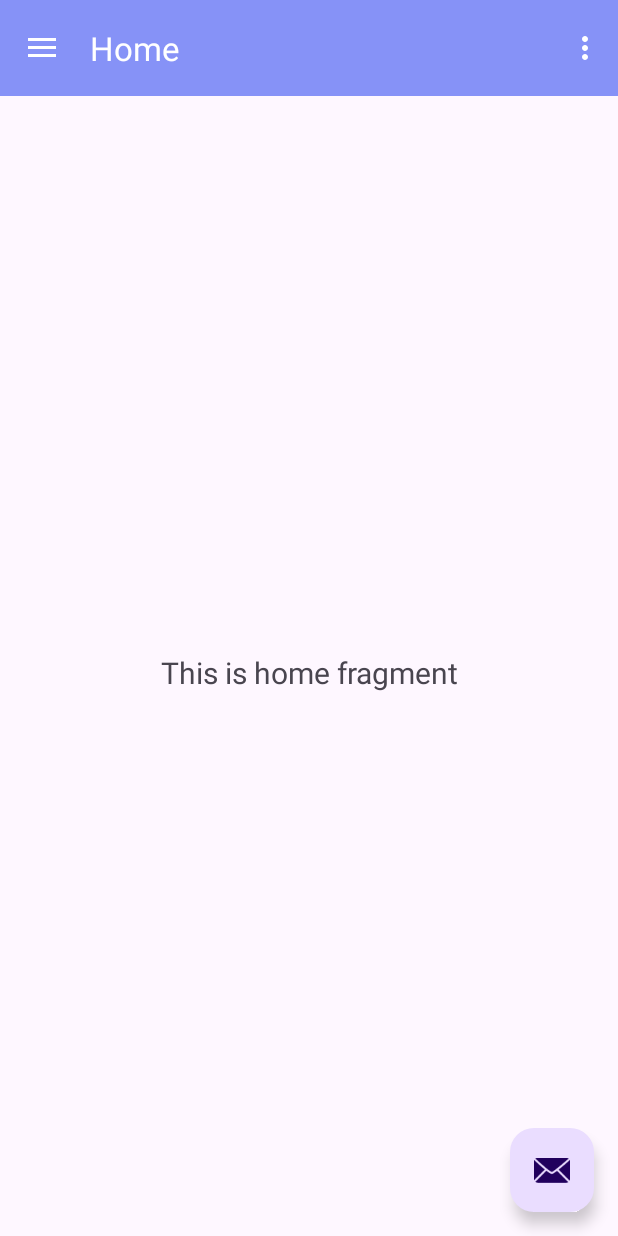
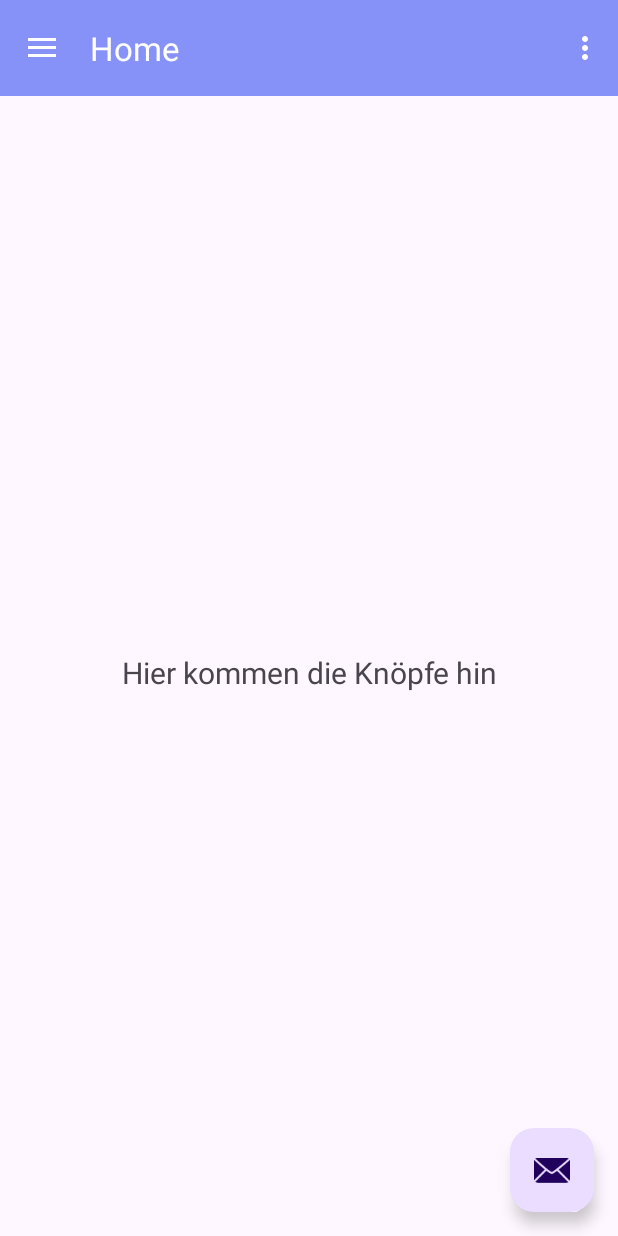
Before and after one commit to BWSuDrive/uDrive.Frontend, an Android app: the HomeActivity screen opened directly, with no data from a screen before it, on a phone screen of 412 x 824 dp. Run offline under Robolectric (Android 15) with nearby library versions, the phone set to English and light mode, and no system bars; our stand-ins replace navigation-ui.

Commit message:
Die SidePage Begriffe umbenannt (ohne Routen)

```diff
--- a/app/src/main/java/de/bws/udrive/HomeActivity.java
+++ b/app/src/main/java/de/bws/udrive/HomeActivity.java
@@ -1,6 +1,5 @@
 package de.bws.udrive;
 
-import android.content.Intent;
 import android.os.Bundle;
 import android.util.Log;
 import android.view.View;
@@ -46,7 +45,7 @@ public class HomeActivity extends AppCompatActivity {
         // Passing each menu ID as a set of Ids because each
         // menu should be considered as top level destinations.
         mAppBarConfiguration = new AppBarConfiguration.Builder(
-                R.id.nav_home, R.id.nav_gallery, R.id.nav_slideshow)
+                R.id.nav_home, R.id.nav_nachrichten, R.id.nav_stundenplan)
                 .setOpenableLayout(drawer)
                 .build();
         NavController navController = Navigation.findNavController(this, R.id.nav_host_fragment_content_home);
--- a/app/src/main/java/de/bws/udrive/ui/home/HomeViewModel.java
+++ b/app/src/main/java/de/bws/udrive/ui/home/HomeViewModel.java
@@ -10,7 +10,7 @@ public class HomeViewModel extends ViewModel {
 
     public HomeViewModel() {
         mText = new MutableLiveData<>();
-        mText.setValue("This is home fragment");
+        mText.setValue("Hier kommen die Knöpfe hin");
     }
 
     public LiveData<String> getText() {
--- /dev/null
+++ b/app/src/main/res/drawable/home.xml
@@ -0,0 +1,5 @@
+<vector android:height="24dp" android:tint="#000000"
+    android:viewportHeight="24" android:viewportWidth="24"
+    android:width="24dp" xmlns:android="http://schemas.android.com/apk/res/android">
+    <path android:fillColor="@android:color/white" android:pathData="M10,20v-6h4v6h5v-8h3L12,3 2,12h3v8z"/>
+</vector>
--- a/app/src/main/res/drawable/ic_menu_camera.xml
+++ /dev/null
@@ -1,12 +0,0 @@
-<vector xmlns:android="http://schemas.android.com/apk/res/android"
-    android:width="24dp"
-    android:height="24dp"
-    android:viewportWidth="24.0"
-    android:viewportHeight="24.0">
-    <path
-        android:fillColor="#FF000000"
-        android:pathData="M12,12m-3.2,0a3.2,3.2 0,1 1,6.4 0a3.2,3.2 0,1 1,-6.4 0" />
-    <path
-        android:fillColor="#FF000000"
-        android:pathData="M9,2L7.17,4H4c-1.1,0 -2,0.9 -2,2v12c0,1.1 0.9,2 2,2h16c1.1,0 2,-0.9 2,-2V6c0,-1.1 -0.9,-2 -2,-2h-3.17L15,2H9zm3,15c-2.76,0 -5,-2.24 -5,-5s2.24,-5 5,-5 5,2.24 5,5 -2.24,5 -5,5z" />
-</vector>
--- a/app/src/main/res/drawable/ic_menu_gallery.xml
+++ /dev/null
@@ -1,9 +0,0 @@
-<vector xmlns:android="http://schemas.android.com/apk/res/android"
-    android:width="24dp"
-    android:height="24dp"
-    android:viewportWidth="24.0"
-    android:viewportHeight="24.0">
-    <path
-        android:fillColor="#FF000000"
-        android:pathData="M22,16V4c0,-1.1 -0.9,-2 -2,-2H8c-1.1,0 -2,0.9 -2,2v12c0,1.1 0.9,2 2,2h12c1.1,0 2,-0.9 2,-2zm-11,-4l2.03,2.71L16,11l4,5H8l3,-4zM2,6v14c0,1.1 0.9,2 2,2h14v-2H4V6H2z" />
-</vector>
--- a/app/src/main/res/drawable/ic_menu_slideshow.xml
+++ /dev/null
@@ -1,9 +0,0 @@
-<vector xmlns:android="http://schemas.android.com/apk/res/android"
-    android:width="24dp"
-    android:height="24dp"
-    android:viewportWidth="24.0"
-    android:viewportHeight="24.0">
-    <path
-        android:fillColor="#FF000000"
-        android:pathData="M4,6H2v14c0,1.1 0.9,2 2,2h14v-2H4V6zm16,-4H8c-1.1,0 -2,0.9 -2,2v12c0,1.1 0.9,2 2,2h12c1.1,0 2,-0.9 2,-2V4c0,-1.1 -0.9,-2 -2,-2zm-8,12.5v-9l6,4.5 -6,4.5z" />
-</vector>
--- /dev/null
+++ b/app/src/main/res/drawable/nachrichten.xml
@@ -0,0 +1,5 @@
+<vector android:autoMirrored="true" android:height="24dp"
+    android:tint="#000000" android:viewportHeight="24"
+    android:viewportWidth="24" android:width="24dp" xmlns:android="http://schemas.android.com/apk/res/android">
+    <path android:fillColor="@android:color/white" android:pathData="M20,2L4,2c-1.1,0 -1.99,0.9 -1.99,2L2,22l4,-4h14c1.1,0 2,-0.9 2,-2L22,4c0,-1.1 -0.9,-2 -2,-2zM18,14L6,14v-2h12v2zM18,11L6,11L6,9h12v2zM18,8L6,8L6,6h12v2z"/>
+</vector>
--- /dev/null
+++ b/app/src/main/res/drawable/stundenplan.xml
@@ -0,0 +1,5 @@
+<vector android:height="24dp" android:tint="#000000"
+    android:viewportHeight="24" android:viewportWidth="24"
+    android:width="24dp" xmlns:android="http://schemas.android.com/apk/res/android">
+    <path android:fillColor="@android:color/white" android:pathData="M20,3h-1L19,1h-2v2L7,3L7,1L5,1v2L4,3c-1.1,0 -2,0.9 -2,2v16c0,1.1 0.9,2 2,2h16c1.1,0 2,-0.9 2,-2L22,5c0,-1.1 -0.9,-2 -2,-2zM20,21L4,21L4,8h16v13z"/>
+</vector>
--- a/app/src/main/res/layout/fragment_slideshow.xml
+++ b/app/src/main/res/layout/fragment_nachrichten.xml
@@ -4,10 +4,10 @@
     xmlns:tools="http://schemas.android.com/tools"
     android:layout_width="match_parent"
     android:layout_height="match_parent"
-    tools:context=".ui.slideshow.SlideshowFragment">
+    tools:context=".ui.nachrichten.NachrichtenFragment">
 
     <TextView
-        android:id="@+id/text_slideshow"
+        android:id="@+id/text_nachrichten"
         android:layout_width="match_parent"
         android:layout_height="wrap_content"
         android:layout_marginStart="8dp"
--- a/app/src/main/res/layout/fragment_gallery.xml
+++ b/app/src/main/res/layout/fragment_stundenplan.xml
@@ -4,10 +4,10 @@
     xmlns:tools="http://schemas.android.com/tools"
     android:layout_width="match_parent"
     android:layout_height="match_parent"
-    tools:context=".ui.gallery.GalleryFragment">
+    tools:context=".ui.stundenplan.StundenplanFragment">
 
     <TextView
-        android:id="@+id/text_gallery"
+        android:id="@+id/text_stundenplan"
         android:layout_width="match_parent"
         android:layout_height="wrap_content"
         android:layout_marginStart="8dp"
--- a/app/src/main/res/menu/activity_main_drawer.xml
+++ b/app/src/main/res/menu/activity_main_drawer.xml
@@ -6,15 +6,15 @@
     <group android:checkableBehavior="single">
         <item
             android:id="@+id/nav_home"
-            android:icon="@drawable/ic_menu_camera"
+            android:icon="@drawable/home"
             android:title="@string/menu_home" />
         <item
-            android:id="@+id/nav_gallery"
-            android:icon="@drawable/ic_menu_gallery"
+            android:id="@+id/nav_nachrichten"
+            android:icon="@drawable/nachrichten"
             android:title="@string/menu_gallery" />
         <item
-            android:id="@+id/nav_slideshow"
-            android:icon="@drawable/ic_menu_slideshow"
+            android:id="@+id/nav_stundenplan"
+            android:icon="@drawable/stundenplan"
             android:title="@string/menu_slideshow" />
     </group>
 </menu>
--- a/app/src/main/res/navigation/mobile_navigation.xml
+++ b/app/src/main/res/navigation/mobile_navigation.xml
@@ -12,14 +12,14 @@
         tools:layout="@layout/fragment_home" />
 
     <fragment
-        android:id="@+id/nav_gallery"
-        android:name="de.bws.udrive.ui.gallery.GalleryFragment"
+        android:id="@+id/nav_nachrichten"
+        android:name="de.bws.udrive.ui.nachrichten.NachrichtenFragment"
         android:label="@string/menu_gallery"
-        tools:layout="@layout/fragment_gallery" />
+        tools:layout="@layout/fragment_nachrichten" />
 
     <fragment
-        android:id="@+id/nav_slideshow"
-        android:name="de.bws.udrive.ui.slideshow.SlideshowFragment"
+        android:id="@+id/nav_stundenplan"
+        android:name="de.bws.udrive.ui.stundenplan.StundenplanFragment"
         android:label="@string/menu_slideshow"
-        tools:layout="@layout/fragment_slideshow" />
+        tools:layout="@layout/fragment_stundenplan" />
 </navigation>
--- a/app/src/main/res/values/strings.xml
+++ b/app/src/main/res/values/strings.xml
@@ -9,6 +9,6 @@
     <string name="action_settings">Settings</string>
 
     <string name="menu_home">Home</string>
-    <string name="menu_gallery">Gallery</string>
-    <string name="menu_slideshow">Slideshow</string>
+    <string name="menu_gallery">Nachrichten</string>
+    <string name="menu_slideshow">Stundenplan</string>
 </resources>
```
Also changed, not shown: app/src/main/java/de/bws/udrive/ui/nachrichten/NachrichtenFragment.java (renamed from app/src/main/java/de/bws/udrive/ui/slideshow/SlideshowFragment.java, +9 -9 lines), app/src/main/java/de/bws/udrive/ui/nachrichten/NachrichtenViewModel.java (renamed from app/src/main/java/de/bws/udrive/ui/slideshow/SlideshowViewModel.java, +4 -4 lines), app/src/main/java/de/bws/udrive/ui/stundenplan/StundenplanFragment.java (renamed from app/src/main/java/de/bws/udrive/ui/gallery/GalleryFragment.java, +9 -9 lines), app/src/main/java/de/bws/udrive/ui/stundenplan/StundenplanViewModel.java (renamed from app/src/main/java/de/bws/udrive/ui/gallery/GalleryViewModel.java, +4 -4 lines).
